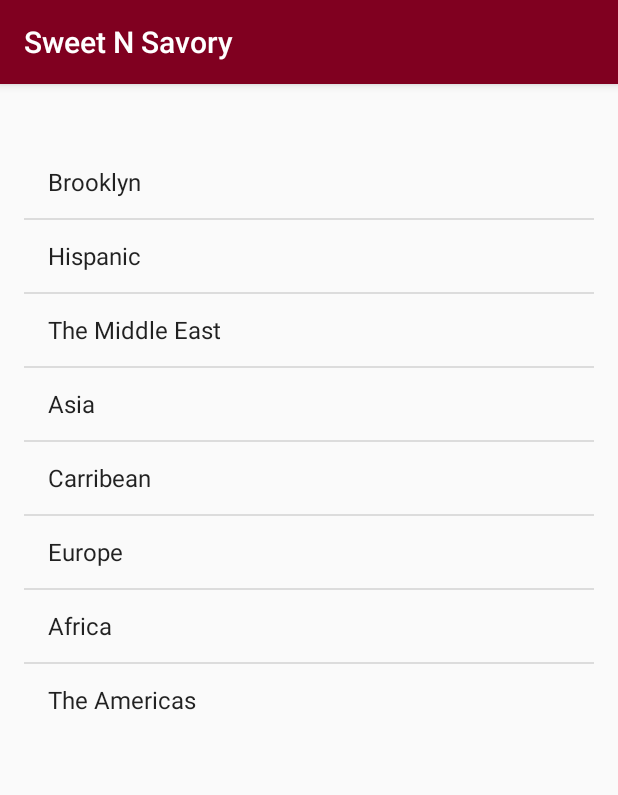
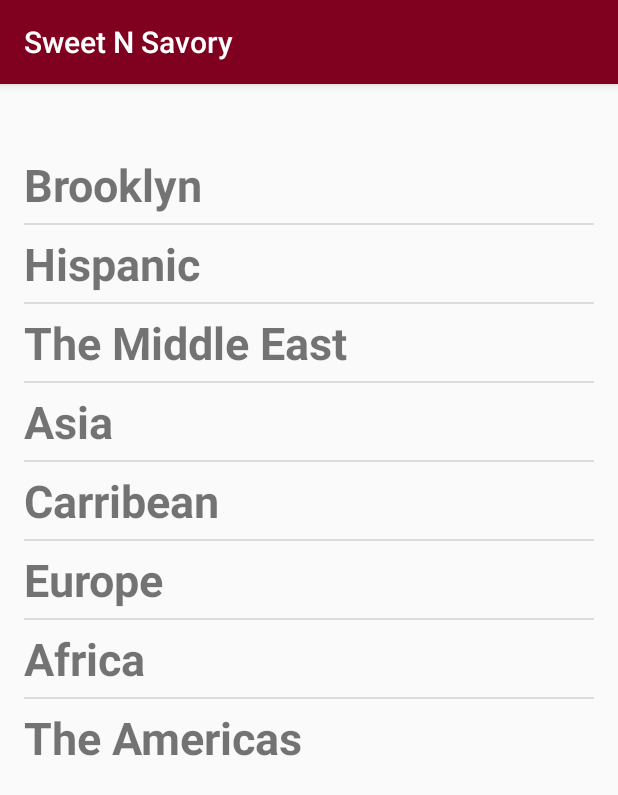
Before and after one commit to ZP4/Sweet-SavoryAPP, an Android app: the MainActivity screen opened directly, with no data from a screen before it, on a phone screen of 412 x 824 dp. Shown: the top 795 px of the screen. Run offline under Robolectric (Android 15) with nearby library versions, the light colour scheme and no system bars.

Commit message:
Added XML for mainActivity

```diff
--- a/app/src/main/java/com/sweetsavoryapp/FoodFormat.java
+++ b/app/src/main/java/com/sweetsavoryapp/FoodFormat.java
@@ -15,6 +15,7 @@
     String Descript;
     String Price;
     String Quantaty;
+
 
     public String getTitle() {
         return Title;
--- a/app/src/main/java/com/sweetsavoryapp/MainActivity.java
+++ b/app/src/main/java/com/sweetsavoryapp/MainActivity.java
@@ -14,7 +14,8 @@
         setContentView(R.layout.activity_main);
         setTitle("Sweet N Savory");
         String[] name={"Brooklyn","Hispanic","The Middle East","Asia","Carribean","Europe","Africa","The Americas"};
-        ArrayAdapter<String> Adapt=new ArrayAdapter<String>(this,android.R.layout.simple_list_item_1,name);
+        ArrayAdapter<String> Adapt=new ArrayAdapter<String>(this,R.layout.main_activity_list_view,name);
+
         ListView title=(ListView)findViewById(R.id.listView);
         title.setAdapter(Adapt);
     }
--- a/app/src/main/res/layout/activity_main.xml
+++ b/app/src/main/res/layout/activity_main.xml
@@ -18,7 +18,9 @@
         android:id="@+id/listView"
         android:layout_alignParentTop="true"
         android:layout_alignParentLeft="true"
+
         android:layout_marginTop="25dp">
+
 
     </ListView>
 </RelativeLayout>
--- a/app/src/main/res/layout/cardview.xml
+++ b/app/src/main/res/layout/cardview.xml
@@ -38,7 +38,7 @@
                 android:layout_height="wrap_content"
                 android:id="@+id/Price"
                 android:text="Sample3"
-                android:padding="5dp"
+                android:padding="8dp"
                 android:textSize="18dp"
                 android:textStyle="bold"/>
 
--- /dev/null
+++ b/app/src/main/res/layout/main_activity_list_view.xml
@@ -0,0 +1,9 @@
+<?xml version="1.0" encoding="utf-8"?>
+<TextView xmlns:android="http://schemas.android.com/apk/res/android"
+          android:id="@android:id/text1"
+          android:paddingTop="5dp"
+          android:paddingBottom="5dp"
+          android:layout_width="fill_parent"
+          android:layout_height="wrap_content"
+          android:textSize="30dp"
+          android:textStyle="bold" />
```
